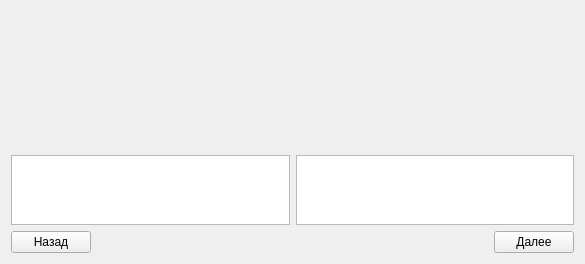
Old version of the form abstractcipherview.ui in the repository smarttowel/crypto.
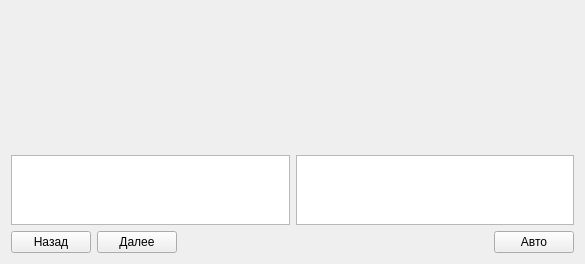
New version of the form.

```diff
--- a/abstractcipherview.ui
+++ b/abstractcipherview.ui
@@ -66,6 +66,13 @@
        </property>
       </widget>
      </item>
+     <item>
+      <widget class="QPushButton" name="nextButton">
+       <property name="text">
+        <string>Далее</string>
+       </property>
+      </widget>
+     </item>
      <item>
       <spacer name="horizontalSpacer">
        <property name="orientation">
@@ -80,9 +87,9 @@
       </spacer>
      </item>
      <item>
-      <widget class="QPushButton" name="nextButton">
+      <widget class="QPushButton" name="autoButton">
        <property name="text">
-        <string>Далее</string>
+        <string>Авто</string>
        </property>
       </widget>
      </item>
```
